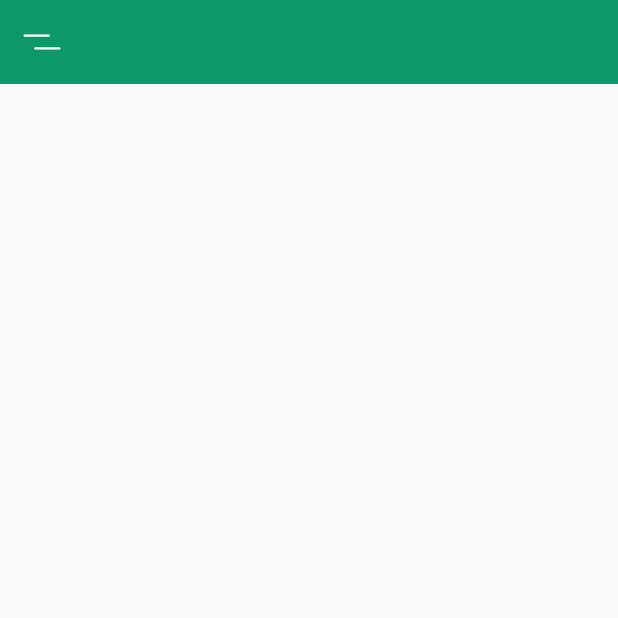
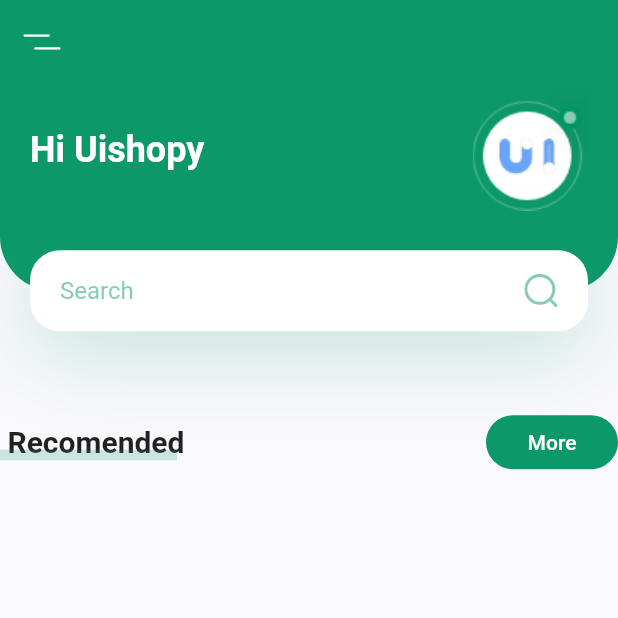
Before and after one commit to RealChamp/plant_app, a Flutter app: the screen it shows after launch, on a phone screen of 412 x 824 dp, the top half of it. Run offline on Flutter 3.47's test engine with Material 2 defaults, Android fonts, the phone set to English and light mode, and no system bars; our stand-ins replace flutter_svg.

Commit message:
add logo and search box

```diff
--- a/lib/screens/home/components/body.dart
+++ b/lib/screens/home/components/body.dart
@@ -0,0 +1,77 @@
+import 'package:flutter/material.dart';
+import 'package:plant_app/constants.dart';
+import 'package:plant_app/screens/home/components/header_with_searchbox.dart';
+
+class Body extends StatelessWidget {
+  @override
+  Widget build(BuildContext context) {
+    // total height of the screen
+    final Size size = MediaQuery.of(context).size;
+    return SingleChildScrollView(
+      child: Column(
+        children: [
+          HeaderWithSearchBox(size: size),
+          Row(
+            children: [
+              const TitleWithCustomUnderline(text: 'Recomended'),
+              const Spacer(),
+              FlatButton(
+                shape: RoundedRectangleBorder(
+                  borderRadius: BorderRadius.circular(20.0),
+                ),
+                color: primaryColor,
+                onPressed: () {},
+                child: const Text(
+                  'More',
+                  style: TextStyle(
+                    color: Colors.white,
+                  ),
+                ),
+              ),
+            ],
+          ),
+        ],
+      ),
+    );
+  }
+}
+
+class TitleWithCustomUnderline extends StatelessWidget {
+  const TitleWithCustomUnderline({
+    Key key,
+    this.text,
+  }) : super(key: key);
+
+  final String text;
+
+  @override
+  Widget build(BuildContext context) {
+    return SizedBox(
+      height: 24.0,
+      child: Stack(
+        children: [
+          Padding(
+            padding: const EdgeInsets.only(left: defaultPadding / 4),
+            child: Text(
+              text,
+              style: const TextStyle(
+                fontSize: 20.0,
+                fontWeight: FontWeight.bold,
+              ),
+            ),
+          ),
+          Positioned(
+            bottom: 0,
+            left: 0,
+            right: 0,
+            child: Container(
+              margin: const EdgeInsets.only(right: defaultPadding / 4),
+              height: 7.0,
+              color: primaryColor.withOpacity(0.2),
+            ),
+          )
+        ],
+      ),
+    );
+  }
+}
--- /dev/null
+++ b/lib/screens/home/components/header_with_searchbox.dart
@@ -0,0 +1,92 @@
+import 'package:flutter/material.dart';
+import 'package:flutter_svg/flutter_svg.dart';
+import 'package:plant_app/constants.dart';
+
+class HeaderWithSearchBox extends StatelessWidget {
+  const HeaderWithSearchBox({
+    Key key,
+    @required this.size,
+  }) : super(key: key);
+
+  final Size size;
+
+  @override
+  Widget build(BuildContext context) {
+    return Container(
+      margin: const EdgeInsets.only(bottom: defaultPadding * 2.5),
+      // 20% of the screen
+      height: size.height * 0.2,
+      child: Stack(
+        children: [
+          Container(
+            padding: const EdgeInsets.only(
+              left: defaultPadding,
+              right: defaultPadding,
+              bottom: 30 + defaultPadding,
+            ),
+            height: size.height * 0.2 - 27,
+            decoration: const BoxDecoration(
+              color: primaryColor,
+              borderRadius: BorderRadius.only(
+                bottomLeft: Radius.circular(36.0),
+                bottomRight: Radius.circular(36.0),
+              ),
+            ),
+            child: Row(
+              children: [
+                Text(
+                  'Hi Uishopy',
+                  style: Theme.of(context).textTheme.headline5.copyWith(
+                        color: Colors.white,
+                        fontWeight: FontWeight.bold,
+                      ),
+                ),
+                const Spacer(),
+                Image.asset('assets/images/logo.png'),
+              ],
+            ),
+          ),
+          Positioned(
+            bottom: 0,
+            right: 0,
+            left: 0,
+            child: Container(
+              margin: const EdgeInsets.symmetric(horizontal: defaultPadding),
+              padding: const EdgeInsets.symmetric(horizontal: defaultPadding),
+              height: 54.0,
+              decoration: BoxDecoration(
+                color: Colors.white,
+                borderRadius: BorderRadius.circular(20.0),
+                boxShadow: [
+                  BoxShadow(
+                    offset: const Offset(0, 10.0),
+                    blurRadius: 50.0,
+                    color: primaryColor.withOpacity(0.25),
+                  ),
+                ],
+              ),
+              child: Row(
+                children: [
+                  Expanded(
+                    child: TextField(
+                      onChanged: (value) {},
+                      decoration: InputDecoration(
+                        hintText: 'Search',
+                        hintStyle: TextStyle(
+                          color: primaryColor.withOpacity(0.5),
+                        ),
+                        enabledBorder: InputBorder.none,
+                        focusedBorder: InputBorder.none,
+                      ),
+                    ),
+                  ),
+                  SvgPicture.asset('assets/icons/search.svg'),
+                ],
+              ),
+            ),
+          ),
+        ],
+      ),
+    );
+  }
+}
--- a/lib/screens/home/home_screen.dart
+++ b/lib/screens/home/home_screen.dart
@@ -1,16 +1,22 @@
 import 'package:flutter/material.dart';
 import 'package:flutter_svg/flutter_svg.dart';
+import 'package:plant_app/screens/home/components/body.dart';
 
 class HomeScreen extends StatelessWidget {
   @override
   Widget build(BuildContext context) {
     return Scaffold(
-      appBar: AppBar(
-        elevation: 0,
-        leading: IconButton(
-          icon: SvgPicture.asset("assets/icons/menu.svg"),
-          onPressed: () {},
-        ),
+      appBar: buildAppBar(),
+      body: Body(),
+    );
+  }
+
+  AppBar buildAppBar() {
+    return AppBar(
+      elevation: 0,
+      leading: IconButton(
+        icon: SvgPicture.asset("assets/icons/menu.svg"),
+        onPressed: () {},
       ),
     );
   }
```
